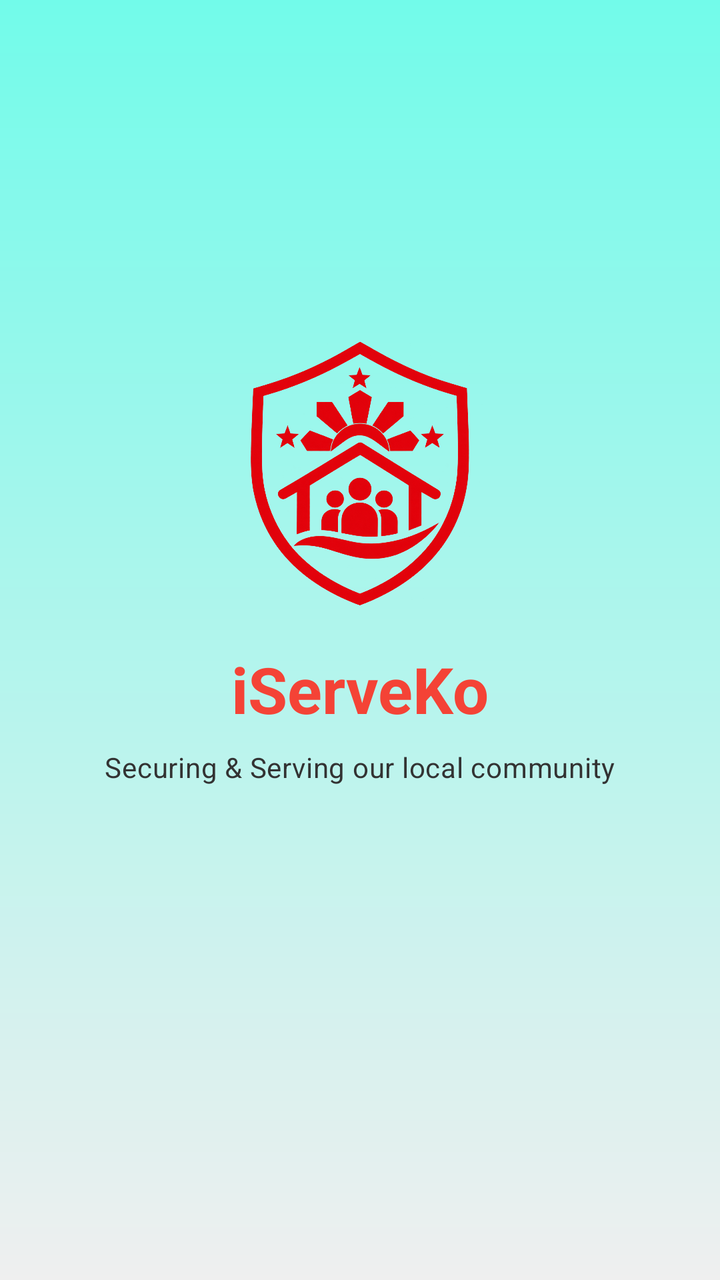
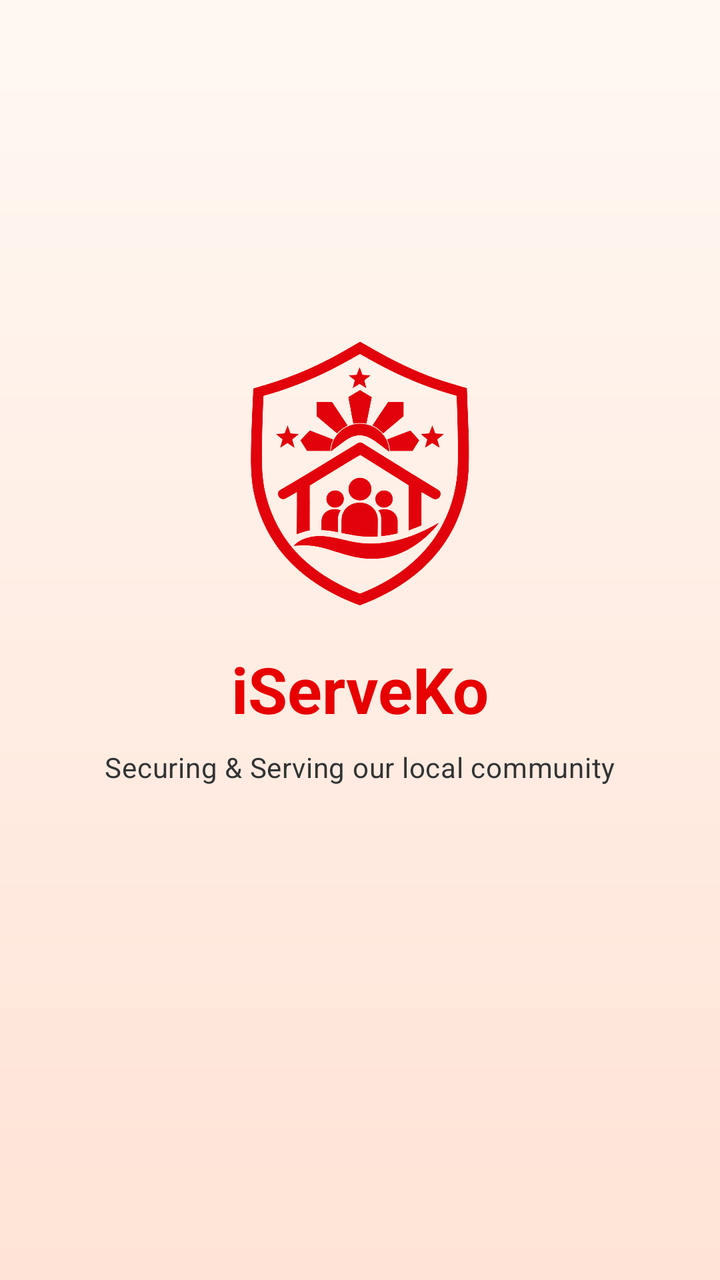

An Android layout rendered at two revisions. The XML below is the earlier revision; the diff shows what the commit changed to produce the second picture.
<!-- AndroidManifest.xml: activity theme Theme.IServeKo -->
<!-- res/layout/activity_splash.xml -->
<?xml version="1.0" encoding="utf-8"?>
<LinearLayout xmlns:android="http://schemas.android.com/apk/res/android"
    xmlns:app="http://schemas.android.com/apk/res-auto"
    android:layout_width="match_parent"
    android:layout_height="match_parent"
    android:background="@drawable/designbrg"
    android:gravity="center"
    android:orientation="vertical"
    android:padding="24dp">

    <ImageView
        android:layout_width="140dp"
        android:layout_height="140dp"
        android:contentDescription="@string/app_name"
        android:src="@drawable/iserveko_logo" />

    <TextView
        android:layout_width="wrap_content"
        android:layout_height="wrap_content"
        android:layout_marginTop="16dp"
        android:text="@string/iserveko"
        android:textAppearance="@style/TextAppearance.Material3.HeadlineLarge"
        android:textColor="#F44336"
        android:textStyle="bold" />

    <TextView
        android:layout_width="wrap_content"
        android:layout_height="wrap_content"
        android:layout_marginTop="8dp"
        android:text="@string/securing_serving"
        android:textAppearance="@style/TextAppearance.Material3.BodyMedium"
        android:textColor="#333333" />

    <ProgressBar
        android:layout_width="wrap_content"
        android:layout_height="wrap_content"
        android:layout_marginTop="32dp"
        android:indeterminateTint="#F44336" />

</LinearLayout>
<!-- resources referenced by this layout -->
<resources>
  <!-- drawable designbrg (drawable) -->
  <?xml version="1.0" encoding="utf-8"?>
  <shape xmlns:android="http://schemas.android.com/apk/res/android">
       <gradient android:type = "linear" android:angle="100"
           android:startColor="#72FBEA" android:endColor="#EFEFEF"/>
  </shape>
  <!-- drawable iserveko_logo: png bitmap (drawable, 601300 bytes) -->
  <string name="app_name">IServeKo</string>
  <string name="iserveko">iServeKo</string>
  <string name="securing_serving">Securing &amp; Serving our local community</string>
  <style name="Theme.IServeKo" parent="Base.Theme.IServeKo" />
  <style name="Base.Theme.IServeKo" parent="Theme.Material3.DayNight.NoActionBar">
          
          
      </style>
</resources>

<!-- the commit's change to res/layout/activity_splash.xml (unified diff, before → after) -->
@@ -3,7 +3,7 @@
     xmlns:app="http://schemas.android.com/apk/res-auto"
     android:layout_width="match_parent"
     android:layout_height="match_parent"
-    android:background="@drawable/designbrg"
+    android:background="@drawable/designbrg_v2"
     android:gravity="center"
     android:orientation="vertical"
     android:padding="24dp">
@@ -20,7 +20,7 @@
         android:layout_marginTop="16dp"
         android:text="@string/iserveko"
         android:textAppearance="@style/TextAppearance.Material3.HeadlineLarge"
-        android:textColor="#F44336"
+        android:textColor="#E80000"
         android:textStyle="bold" />
 
     <TextView
<!-- resource entries referenced after the edit -->
@@ -1,10 +1,10 @@
 <!-- resources referenced by this layout -->
 <resources>
-  <!-- drawable designbrg (drawable) -->
+  <!-- drawable designbrg_v2 (drawable) -->
   <?xml version="1.0" encoding="utf-8"?>
   <shape xmlns:android="http://schemas.android.com/apk/res/android">
-       <gradient android:type = "linear" android:angle="100"
-           android:startColor="#72FBEA" android:endColor="#EFEFEF"/>
+      <gradient android:type = "linear" android:angle="100"
+          android:startColor="#FFF8F2" android:endColor="#FFE3D6"/>
   </shape>
   <!-- drawable iserveko_logo: png bitmap (drawable, 601300 bytes) -->
   <string name="app_name">IServeKo</string>
@@ -12,8 +12,38 @@
   <string name="securing_serving">Securing &amp; Serving our local community</string>
   <style name="Theme.IServeKo" parent="Base.Theme.IServeKo" />
   <style name="Base.Theme.IServeKo" parent="Theme.Material3.DayNight.NoActionBar">
-          
-          
+          <item name="colorPrimary">@color/primary</item>
+          <item name="colorOnPrimary">@color/onPrimary</item>
+          <item name="colorPrimaryContainer">@color/primaryContainer</item>
+          <item name="colorOnPrimaryContainer">@color/onPrimaryContainer</item>
+  
+          <item name="colorSecondary">@color/secondary</item>
+          <item name="colorOnSecondary">@color/onSecondary</item>
+          <item name="colorSecondaryContainer">@color/secondaryContainer</item>
+          <item name="colorOnSecondaryContainer">@color/onSecondaryContainer</item>
+  
+          <item name="android:colorBackground">@color/white</item>
+          <item name="colorSurface">@color/surface</item>
+          <item name="colorOnSurface">@color/onSurface</item>
+          <item name="colorSurfaceVariant">@color/surfaceVariant</item>
+          <item name="colorOnSurfaceVariant">@color/onSurfaceVariant</item>
+  
+          <item name="android:statusBarColor">#F44336</item>
+          <item name="android:windowLightStatusBar">false</item>
+          <item name="android:navigationBarColor">@color/white</item>
       </style>
+  <color name="primary">#F44336</color>
+  <color name="onPrimary">#FFFFFF</color>
+  <color name="primaryContainer">#FFEBEE</color>
+  <color name="onPrimaryContainer">#C62828</color>
+  <color name="secondary">#F44336</color>
+  <color name="onSecondary">#FFFFFF</color>
+  <color name="secondaryContainer">#FFEBEE</color>
+  <color name="onSecondaryContainer">#C62828</color>
+  <color name="white">#FFFFFFFF</color>
+  <color name="surface">#FFFFFF</color>
+  <color name="onSurface">#1C1B1F</color>
+  <color name="surfaceVariant">#F5F5F5</color>
+  <color name="onSurfaceVariant">#616161</color>
 </resources>
 
